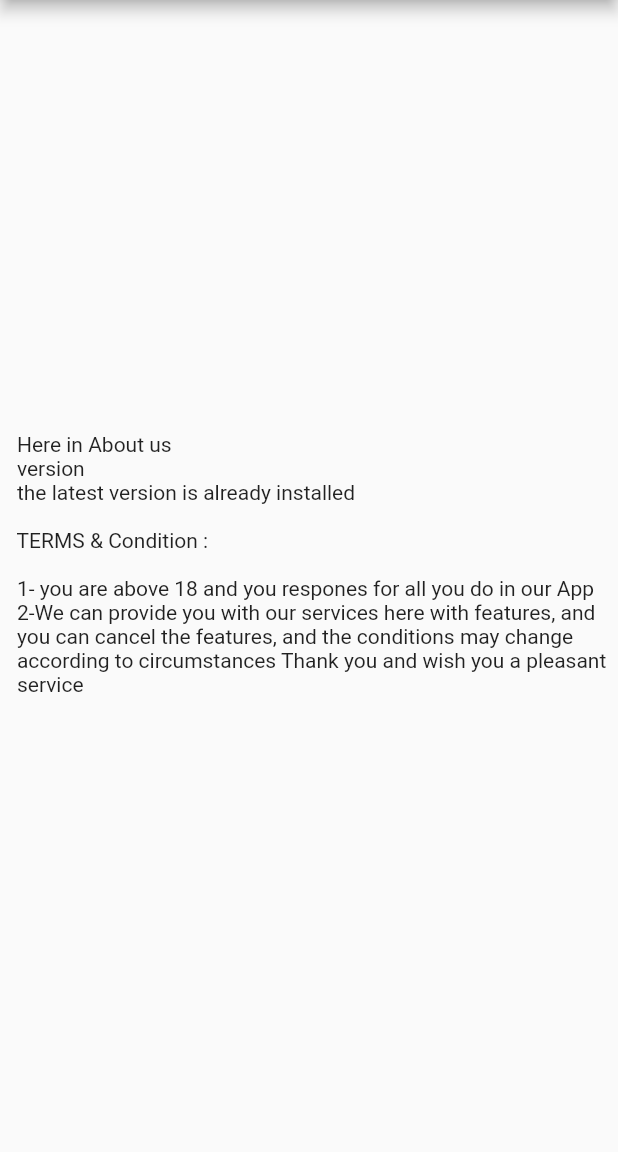
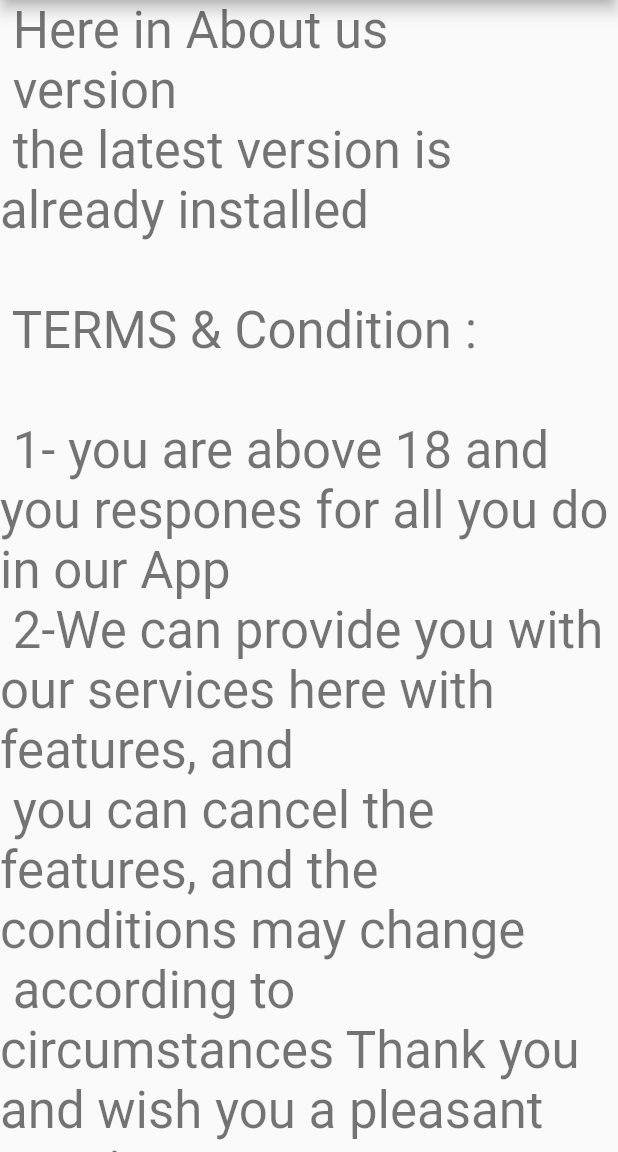
Before and after one commit to m7amad45/pizza_stieve, a Flutter app: the aboutUsPage screen opened by its route, on a phone screen of 412 x 824 dp, the part 84-1236 px from its top. Run offline on Flutter 3.47's test engine with Material 2 defaults, Android fonts, the phone set to English and light mode, and no system bars.

```diff
--- a/lib/Screens/AboutUs.dart
+++ b/lib/Screens/AboutUs.dart
@@ -14,7 +14,8 @@ class aboutUsPage extends StatelessWidget {
       ),
       drawer: DrawerScreen(),
       body: Center(
-        child: Text('''
+        child: Text(
+          '''
  Here in About us
  version
  the latest version is already installed
@@ -27,6 +28,7 @@ class aboutUsPage extends StatelessWidget {
  according to circumstances Thank you and wish you a pleasant
  service
  ''',
+          style: Theme.of(context).textTheme.headline4,
         ),
       ),
     );
```
